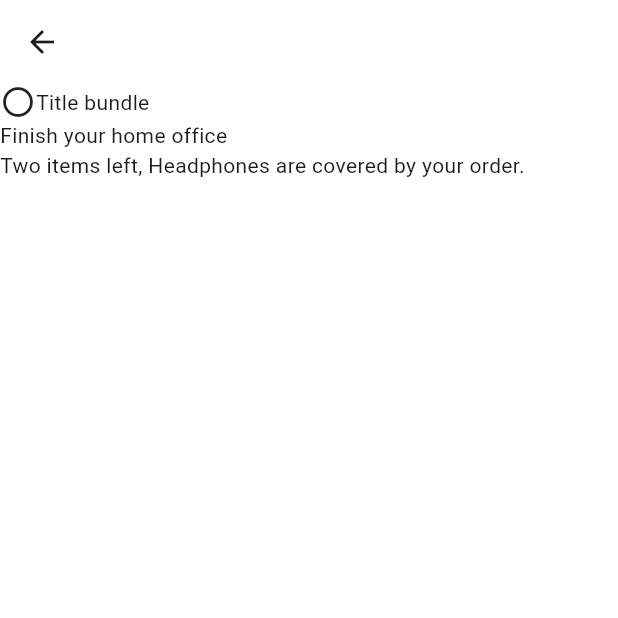
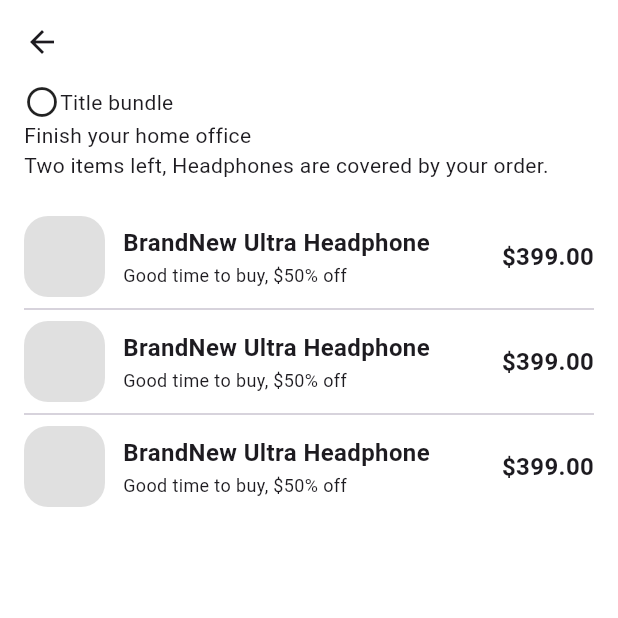
Before and after one commit to JAICHANGPARK/flutter_notebook_chapter_53, a Flutter app: the ShoppingCheckoutPage screen opened directly, on a phone screen of 412 x 824 dp, the top half of it. Run offline on Flutter 3.47's test engine with Material 3 defaults, Android fonts, the phone set to English and light mode, and no system bars; our stand-ins replace dotted_border, gap, hugeicons, material_ui, percent_indicator, smooth_page_indicator; missing offline and left inert: avatar_stack, easy_pie_chart.

Commit message:
Update shopping_checkout_page.dart

```diff
--- a/lib/ep2692_shopping_app/ui/shopping_checkout_page.dart
+++ b/lib/ep2692_shopping_app/ui/shopping_checkout_page.dart
@@ -1,3 +1,4 @@
+import "package:gap/gap.dart";
 import "package:material_ui/material_ui.dart";
 
 class ShoppingCheckoutPage extends StatefulWidget {
@@ -13,26 +14,139 @@ class _ShoppingCheckoutPage extends State<ShoppingCheckoutPage> {
     return Scaffold(
       backgroundColor: Colors.white,
       appBar: AppBar(
-          backgroundColor : Colors.white,
+        backgroundColor: Colors.white,
         surfaceTintColor: Colors.white,
       ),
       body: SafeArea(
+        child: Padding(
+          padding: const EdgeInsets.symmetric(horizontal: 16),
           child: Column(
             crossAxisAlignment: .start,
-          children : [
+            children: [
               Row(
-              children : [
-                Icon(Icons.circle_outlined),
-                Text("Title bundle"),
-              ],
+                children: [Icon(Icons.circle_outlined), Text("Title bundle")],
               ),
               Text("Finish your home office"),
               Text("Two items left, Headphones are covered by your order."),
-
+              Gap(24),
+              SizedBox(
+                height: 54,
+                child: Row(
+                  spacing: 12,
+                  children: [
+                    Container(
+                      width: 54,
+                      height: 54,
+                      decoration: BoxDecoration(
+                        color: Colors.grey[300],
+                        borderRadius: .circular(16),
+                      ),
+                    ),
+                    Expanded(
+                      child: Column(
+                        crossAxisAlignment: .start,
+                        mainAxisAlignment: .center,
+                        spacing: 2,
+                        children: [
+                          Text(
+                            "BrandNew Ultra Headphone",
+                            style: TextStyle(fontWeight: .bold, fontSize: 16),
+                          ),
+                          Text(
+                            "Good time to buy, \$50% off",
+                            style: TextStyle(fontSize: 12),
+                          ),
                         ],
-        )
-      )
-
+                      ),
+                    ),
+                    Text(
+                      "\$399.00",
+                      style: TextStyle(fontWeight: .bold, fontSize: 16),
+                    ),
+                  ],
+                ),
+              ),
+              Divider(),
+              SizedBox(
+                height: 54,
+                child: Row(
+                  spacing: 12,
+                  children: [
+                    Container(
+                      width: 54,
+                      height: 54,
+                      decoration: BoxDecoration(
+                        color: Colors.grey[300],
+                        borderRadius: .circular(16),
+                      ),
+                    ),
+                    Expanded(
+                      child: Column(
+                        crossAxisAlignment: .start,
+                        mainAxisAlignment: .center,
+                        spacing: 2,
+                        children: [
+                          Text(
+                            "BrandNew Ultra Headphone",
+                            style: TextStyle(fontWeight: .bold, fontSize: 16),
+                          ),
+                          Text(
+                            "Good time to buy, \$50% off",
+                            style: TextStyle(fontSize: 12),
+                          ),
+                        ],
+                      ),
+                    ),
+                    Text(
+                      "\$399.00",
+                      style: TextStyle(fontWeight: .bold, fontSize: 16),
+                    ),
+                  ],
+                ),
+              ),
+              Divider(),
+              SizedBox(
+                height: 54,
+                child: Row(
+                  spacing: 12,
+                  children: [
+                    Container(
+                      width: 54,
+                      height: 54,
+                      decoration: BoxDecoration(
+                        color: Colors.grey[300],
+                        borderRadius: .circular(16),
+                      ),
+                    ),
+                    Expanded(
+                      child: Column(
+                        crossAxisAlignment: .start,
+                        mainAxisAlignment: .center,
+                        spacing: 2,
+                        children: [
+                          Text(
+                            "BrandNew Ultra Headphone",
+                            style: TextStyle(fontWeight: .bold, fontSize: 16),
+                          ),
+                          Text(
+                            "Good time to buy, \$50% off",
+                            style: TextStyle(fontSize: 12),
+                          ),
+                        ],
+                      ),
+                    ),
+                    Text(
+                      "\$399.00",
+                      style: TextStyle(fontWeight: .bold, fontSize: 16),
+                    ),
+                  ],
+                ),
+              ),
+              Gap(24),
+            ],
+          ),
+        ),
+      ),
     );
   }
 }
```
Lines whose indentation alone changed are shown as unchanged.
